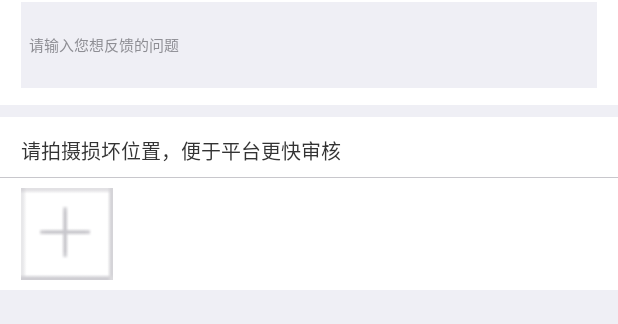
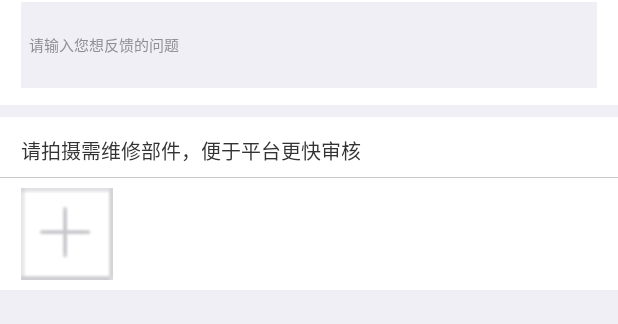
Before and after one commit to similar718/WorkYT, an Android app: the layout fragment_wb.xml on its own in the app's theme, with its tools: preview values and no code run, on a phone screen of 412 x 824 dp. Shown: the part 464-788 px from the top of the screen. Run offline under Robolectric (Android 15) with nearby library versions, the phone set to English and light mode, and no system bars.

Commit message:
更改细节

```diff
--- a/WorkYTNFCAndBle/app/src/main/res/values/strings.xml
+++ b/WorkYTNFCAndBle/app/src/main/res/values/strings.xml
@@ -198,7 +198,7 @@
     <string name="wxby_choice_car_3">故障报修</string>
     <string name="wxby_choice_car_4">其他</string>
     <string name="wxby_face_back_input_hint">请输入您想反馈的问题</string>
-    <string name="wxby_camera_hint">请拍摄损坏位置，便于平台更快审核</string>
+    <string name="wxby_camera_hint">请拍摄需维修部件，便于平台更快审核</string>
 
     <string name="year">年</string>
     <string name="month">月</string>
```
Also changed, not shown: WorkYTNFCAndBle/app/src/main/res/layout/fragment_warning_record.xml (+5 -3 lines), 1 other file.
